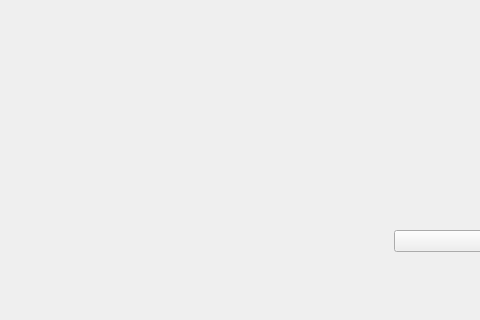
First picture: the form in brainframe_qt/ui/dialogs/task_configuration/task_configuration.ui, repository aotuai/brainframe-qt, before the edit; both pictures show x 0 to 480 and y 309 to 629 of the 1066 by 629 pixel window.
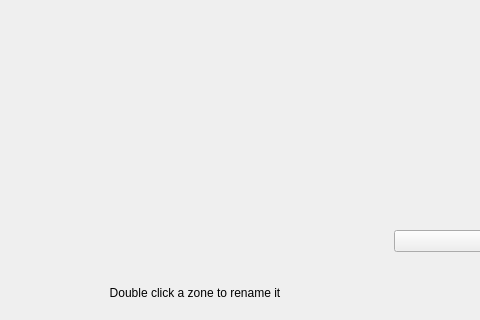
Second picture: the form after the edit. Custom widgets are drawn as their Qt base class.

Commit message: Add instruction to user that they can rename zones

What changed in the file:
```diff
--- a/brainframe_qt/ui/dialogs/task_configuration/task_configuration.ui
+++ b/brainframe_qt/ui/dialogs/task_configuration/task_configuration.ui
@@ -150,6 +150,27 @@
          </property>
         </spacer>
        </item>
+        <item alignment="Qt::AlignHCenter">
+         <widget class="QLabel" name="rename_help_label">
+          <property name="sizePolicy">
+           <sizepolicy hsizetype="Maximum" vsizetype="Preferred">
+            <horstretch>0</horstretch>
+            <verstretch>0</verstretch>
+           </sizepolicy>
+          </property>
+          <property name="font">
+           <font>
+            <weight>35</weight>
+           </font>
+          </property>
+          <property name="text">
+           <string>Double click a zone to rename it</string>
+          </property>
+          <property name="alignment">
+           <set>Qt::AlignCenter</set>
+          </property>
+         </widget>
+        </item>
        </layout>
       </item>
      </layout>
```
The commit also changes 1 other file.
